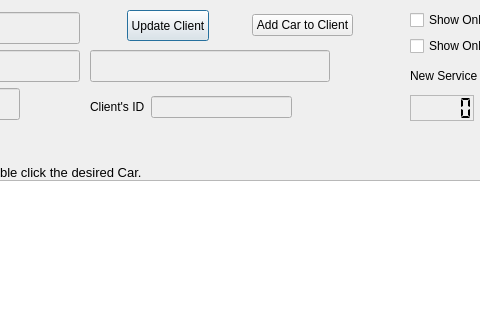
The window that Client_Services_History.ui (bedi1982/Oficina) describes before a commit, drawn with Qt 5; both pictures show x 430 to 910 and y 0 to 320 of the 1400 by 768 pixel window.
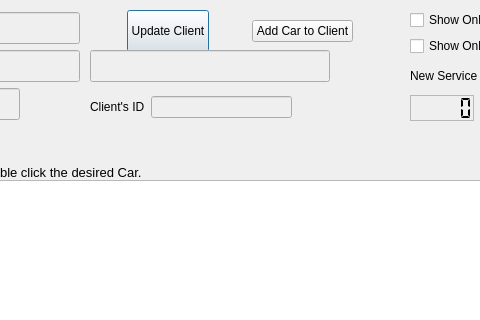
The same window after the commit. Icons and pictures are not drawn.

Diff of the .ui file:
```diff
--- a/Client_Services_History.ui
+++ b/Client_Services_History.ui
@@ -343,7 +343,7 @@
     <bool>true</bool>
    </property>
   </widget>
-  <widget class="QWidget" name="">
+  <widget class="QWidget" name="layoutWidget">
    <property name="geometry">
     <rect>
      <x>520</x>
@@ -378,7 +378,7 @@
     </item>
    </layout>
   </widget>
-  <widget class="QWidget" name="">
+  <widget class="QWidget" name="layoutWidget">
    <property name="geometry">
     <rect>
      <x>60</x>
@@ -453,13 +453,13 @@
     </item>
    </layout>
   </widget>
-  <widget class="QWidget" name="">
+  <widget class="QWidget" name="layoutWidget">
    <property name="geometry">
     <rect>
      <x>520</x>
      <y>10</y>
      <width>301</width>
-     <height>31</height>
+     <height>42</height>
     </rect>
    </property>
    <layout class="QHBoxLayout" name="horizontalLayout_5">
@@ -520,7 +520,7 @@
     </item>
    </layout>
   </widget>
-  <widget class="QWidget" name="">
+  <widget class="QWidget" name="layoutWidget">
    <property name="geometry">
     <rect>
      <x>840</x>
```
Left out of the diff: 25 changed lines with no effect on the pictures.
